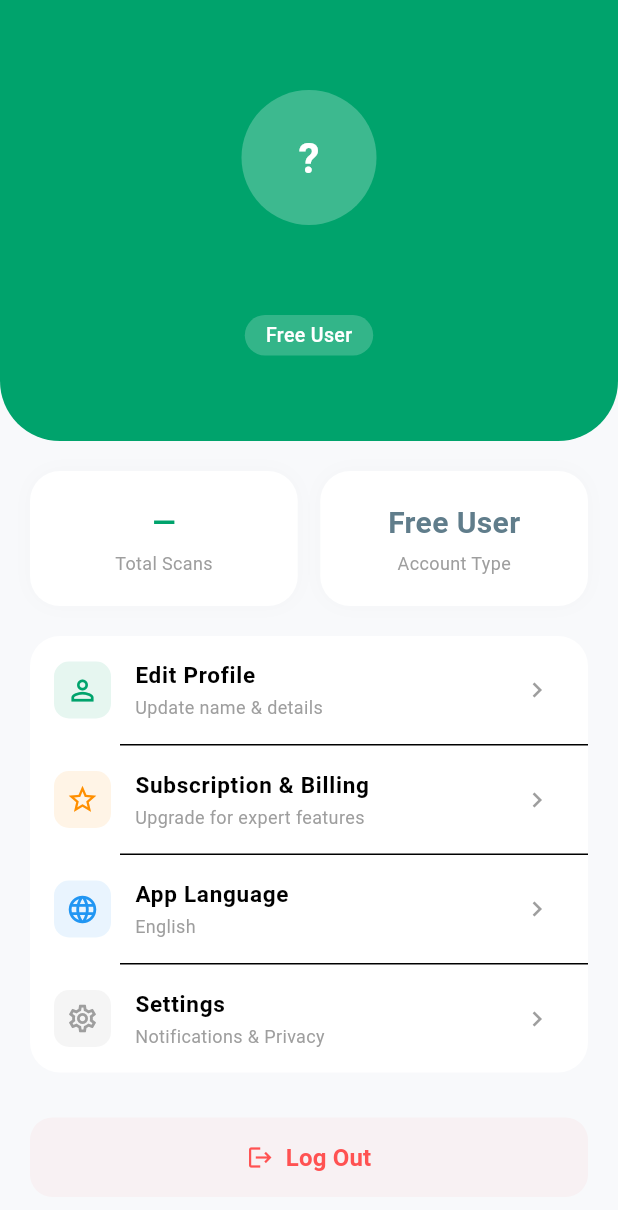
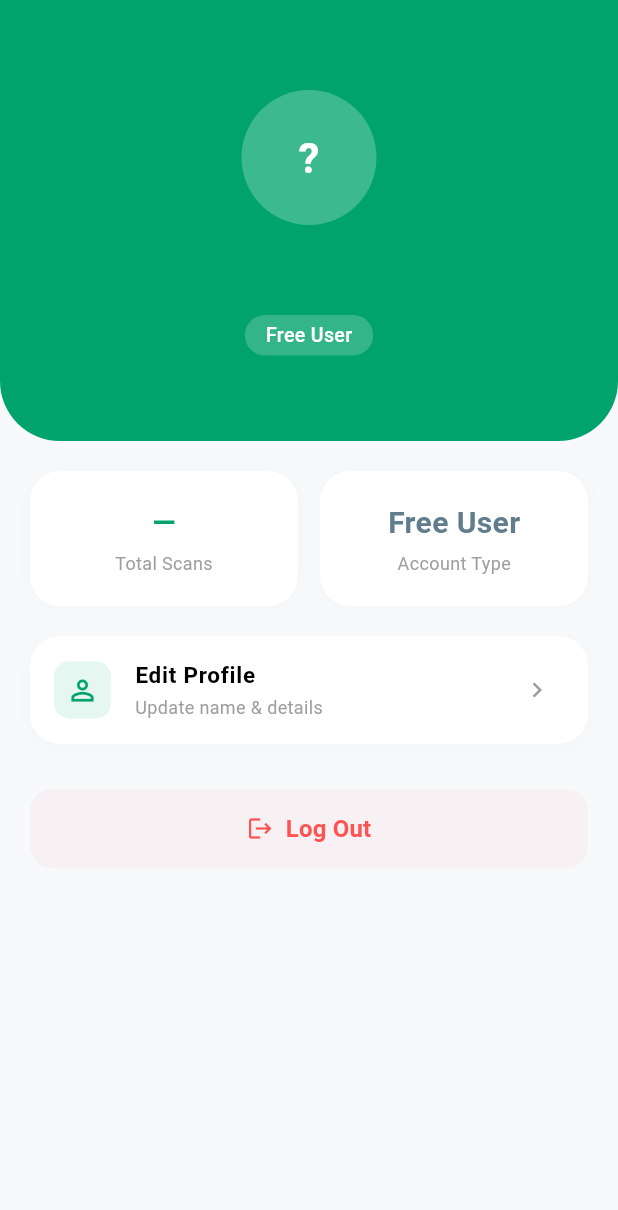
Before and after one commit to nafijur-rahaman/Crop_Doctor, a Flutter app: the ProfileScreen screen opened directly, on a phone screen of 412 x 824 dp. Shown: the top 1210 px of the screen. Run offline on Flutter 3.47's test engine with Material 3 defaults, Android fonts, the phone set to English and light mode, and no system bars; our stand-ins replace camera, image_picker, shared_preferences; accounts and stored records are empty; network calls fail.

Commit message:
refactor ui of the mobile

```diff
--- a/mobile/lib/screens/home_screen.dart
+++ b/mobile/lib/screens/home_screen.dart
@@ -154,8 +154,11 @@ class _HomeScreenState extends State<HomeScreen> {
           ),
         );
       },
+      child: RefreshIndicator(
+        onRefresh: _loadData,
+        color: const Color(0xFF00A36C),
         child: SingleChildScrollView(
-        physics: const BouncingScrollPhysics(),
+          physics: const AlwaysScrollableScrollPhysics(),
           padding: const EdgeInsets.symmetric(
             horizontal: AppStyles.paddingScreen,
           ),
@@ -362,6 +365,7 @@ class _HomeScreenState extends State<HomeScreen> {
 
             const SizedBox(height: 100),
           ],
+        ),
       ),
       ),
     );
--- a/mobile/lib/screens/profile_screen.dart
+++ b/mobile/lib/screens/profile_screen.dart
@@ -162,7 +162,11 @@ class _ProfileScreenState extends State<ProfileScreen> {
           ? const Center(
               child: CircularProgressIndicator(color: Color(0xFF00A36C)),
             )
-          : SingleChildScrollView(
+          : RefreshIndicator(
+              onRefresh: _loadProfile,
+              color: const Color(0xFF00A36C),
+              child: SingleChildScrollView(
+                physics: const AlwaysScrollableScrollPhysics(),
                 child: Column(
                   children: [
                     _buildHeader(profile),
@@ -191,10 +195,15 @@ class _ProfileScreenState extends State<ProfileScreen> {
                       decoration: BoxDecoration(
                         color: Colors.white,
                         borderRadius: BorderRadius.circular(20),
+                        boxShadow: [
+                          BoxShadow(
+                            color: Colors.black.withOpacity(0.02),
+                            blurRadius: 10,
+                            offset: const Offset(0, 4),
                           ),
-                    child: Column(
-                      children: [
-                        _buildTile(
+                        ],
+                      ),
+                      child: _buildTile(
                         context,
                         Icons.person_outline,
                         'Edit Profile',
@@ -212,64 +221,6 @@ class _ProfileScreenState extends State<ProfileScreen> {
                             _showLoginRequiredPrompt(context);
                           }
                         },
-                        ),
-                        const Divider(height: 1, indent: 60),
-                        _buildTile(
-                          context,
-                          Icons.star_outline,
-                          AuthService.isPremiumUser
-                            ? 'Manage Subscription'
-                            : 'Subscription & Billing',
-                          AuthService.isPremiumUser
-                            ? 'Your plan: ${profile?.displayRole ?? 'Premium'}'
-                            : 'Upgrade for expert features',
-                          Colors.amber[800]!,
-                          onTap: () {
-                            if (AuthService.isAuthenticated) {
-                              Navigator.push(
-                                context,
-                                MaterialPageRoute(builder: (_) => const SubscriptionScreen()),
-                              );
-                            } else {
-                              _showLoginRequiredPrompt(context);
-                            }
-                          },
-                        ),
-                        if (AuthService.isAuthenticated) ...[
-                          const Divider(height: 1, indent: 60),
-                          _buildTile(
-                            context,
-                            Icons.receipt_long_outlined,
-                            'Payment History',
-                            'View your payments and subscription details',
-                            Colors.teal,
-                            onTap: () {
-                              Navigator.push(
-                                context,
-                                MaterialPageRoute(
-                                  builder: (_) => const PaymentHistoryScreen(),
-                                ),
-                              );
-                            },
-                          ),
-                        ],
-                        const Divider(height: 1, indent: 60),
-                        _buildTile(
-                          context,
-                          Icons.language_outlined,
-                          'App Language',
-                          'English',
-                          Colors.blue,
-                        ),
-                        const Divider(height: 1, indent: 60),
-                        _buildTile(
-                          context,
-                          Icons.settings_outlined,
-                          'Settings',
-                          'Notifications & Privacy',
-                          Colors.grey,
-                        ),
-                      ],
                       ),
                     ),
                   const SizedBox(height: 30),
@@ -302,6 +253,7 @@ class _ProfileScreenState extends State<ProfileScreen> {
                   ),
                   const SizedBox(height: 40),
                 ],
+              ),
             ),
           ),
     );
```
Also changed, not shown: mobile/lib/screens/forum_screen.dart (+28 -4 lines), mobile/lib/screens/history_screen.dart (+32 -5 lines), mobile/lib/screens/main_layout.dart (+21 -0 lines). Lines whose indentation alone changed are shown as unchanged.
